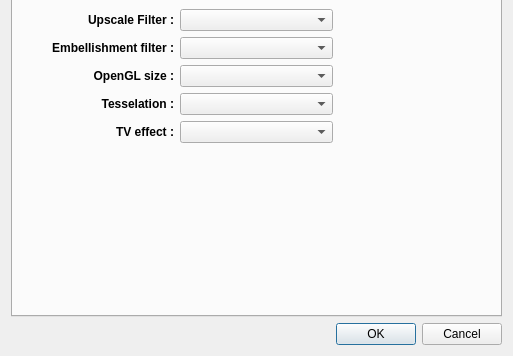
Yabause/yabause, file yabause/src/qt/ui/UISettings.ui: the form before one commit; both pictures show x 0 to 513 and y 207 to 563 of the 513 by 563 pixel window.
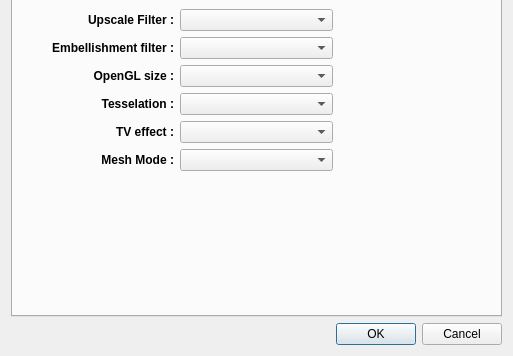
The form after the commit. The open tabs and pages were chosen to show the change. Custom widgets are drawn as their Qt base class.

Commit message: Add an improved blur mode

```diff
--- a/yabause/src/qt/ui/UISettings.ui
+++ b/yabause/src/qt/ui/UISettings.ui
@@ -407,6 +407,28 @@
        <item row="23" column="1">
         <widget class="QComboBox" name="cbScanlineFilter"/>
        </item>
+    <item row="24" column="0">
+      <widget class="QLabel" name="MeshMode">
+        <property name="font">
+        <font>
+          <weight>75</weight>
+          <bold>true</bold>
+        </font>
+        </property>
+        <property name="text">
+          <string>Mesh Mode :</string>
+        </property>
+        <property name="textFormat">
+          <enum>Qt::PlainText</enum>
+        </property>
+        <property name="alignment" >
+          <set>Qt::AlignRight|Qt::AlignVCenter</set>
+        </property>
+      </widget>
+    </item>
+    <item row="24" column="1">
+      <widget class="QComboBox" name="cbMeshModeFilter"/>
+    </item>
       </layout>
      </widget>
      <widget class="QWidget" name="wSound">
```
Lines whose indentation alone changed are shown as unchanged. The commit also changes 9 other files.
